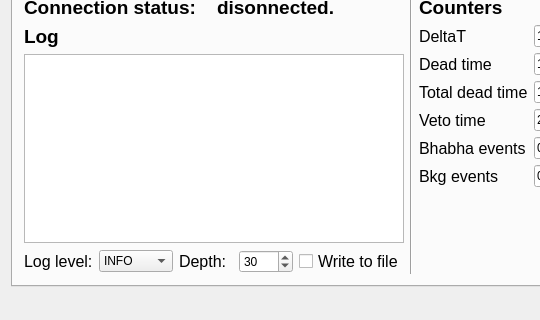
Qt form LOM/forms/LOMView.ui (DaryaShirokova/LOM) before a commit; both pictures show x 0 to 540 and y 508 to 828 of the 1162 by 828 pixel window.
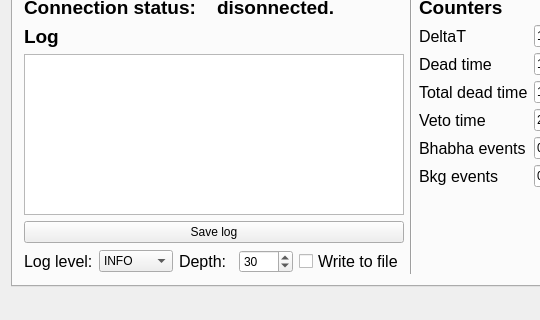
The same form after that commit. Custom widgets are drawn as their Qt base class.

```diff
--- a/LOM/forms/LOMView.ui
+++ b/LOM/forms/LOMView.ui
@@ -489,6 +489,13 @@
                     </property>
                    </widget>
                   </item>
+                  <item>
+                   <widget class="QPushButton" name="pushButton_3">
+                    <property name="text">
+                     <string>Save log</string>
+                    </property>
+                   </widget>
+                  </item>
                   <item>
                    <layout class="QHBoxLayout" name="horizontalLayout_3">
                     <item>
```
